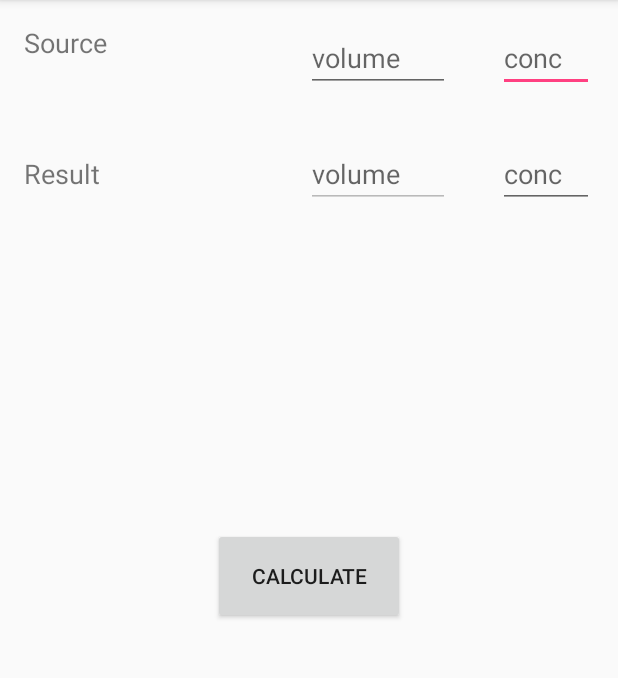
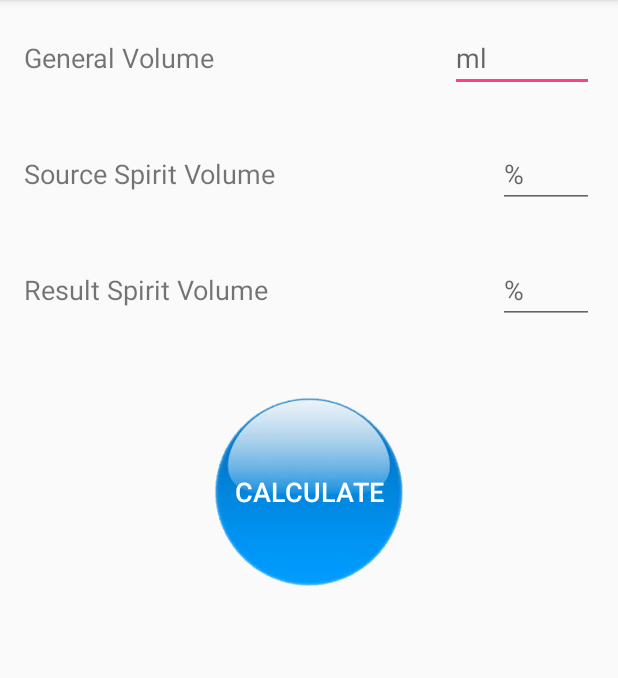
Before and after one commit to stock17/UncleSam, an Android app: the FillActivity screen opened directly, with no data from a screen before it, on a phone screen of 412 x 824 dp, the part 84-762 px from its top. Run offline under Robolectric (Android 15) with nearby library versions, the phone set to English and light mode, and no system bars; our stand-ins replace ButterKnife.

Commit message:
design improved

```diff
--- a/app/src/main/java/com/yurima/unclesam/FillActivity.java
+++ b/app/src/main/java/com/yurima/unclesam/FillActivity.java
@@ -42,6 +42,7 @@ public class FillActivity extends AppCompatActivity {
 
 //        double water2 = con / resultCon * vol - vol;
 
-        calculateTextView.setText(String.format("add %.2f", water));
+        calculateTextView.setText(String.format(
+                getResources().getString(R.string.to_add), water));
     }
 }
--- a/app/src/main/java/com/yurima/unclesam/MainActivity.java
+++ b/app/src/main/java/com/yurima/unclesam/MainActivity.java
@@ -5,6 +5,7 @@ import android.support.v7.app.AppCompatActivity;
 import android.os.Bundle;
 import android.view.View;
 import android.widget.Button;
+import android.widget.ImageButton;
 
 public class MainActivity extends AppCompatActivity implements View.OnClickListener{
 
@@ -13,7 +14,7 @@ public class MainActivity extends AppCompatActivity implements View.OnClickListe
         super.onCreate(savedInstanceState);
         setContentView(R.layout.activity_main);
 
-        Button fillButton = (Button) findViewById(R.id.fill_button);
+        ImageButton fillButton = (ImageButton) findViewById(R.id.fill_button);
         fillButton.setOnClickListener(this);
     }
 
--- a/app/src/main/res/layout/activity_fill.xml
+++ b/app/src/main/res/layout/activity_fill.xml
@@ -1,91 +1,115 @@
 <?xml version="1.0" encoding="utf-8"?>
-<RelativeLayout xmlns:android="http://schemas.android.com/apk/res/android"
+<LinearLayout
+    xmlns:android="http://schemas.android.com/apk/res/android"
     xmlns:app="http://schemas.android.com/apk/res-auto"
     xmlns:tools="http://schemas.android.com/tools"
     android:layout_width="match_parent"
     android:layout_height="match_parent"
-    tools:context="com.yurima.unclesam.FillActivity">
+    tools:context="com.yurima.unclesam.FillActivity"
+    android:orientation="vertical"
+    >
 
+
+    <RelativeLayout
+        android:layout_width="match_parent"
+        android:layout_height="wrap_content">
 
         <TextView
             android:id="@+id/sourceTextView"
             android:layout_width="wrap_content"
             android:layout_height="wrap_content"
+            android:text="@string/general_volume"
+            android:textSize="18sp"
+            android:layout_marginLeft="16dp"
+            android:layout_centerVertical="true"
             android:layout_alignParentLeft="true"
             android:layout_alignParentStart="true"
+            android:layout_marginStart="16dp" />
+
+        <EditText
+            android:id="@+id/sourceVolumeEditText"
+            android:layout_width="96dp"
+            android:layout_height="wrap_content"
+            android:layout_alignParentEnd="true"
+            android:layout_alignParentRight="true"
             android:layout_alignParentTop="true"
-        android:text="@string/source"
+            android:layout_margin="16dp"
+            android:inputType="numberDecimal"
+            android:hint="@string/ml"/>
+    </RelativeLayout>
+
+    <RelativeLayout
+        android:layout_width="match_parent"
+        android:layout_height="wrap_content">
+
+        <TextView
+            android:id="@+id/sourceSpiritVolumeTextView"
+            android:layout_width="wrap_content"
+            android:layout_height="wrap_content"
+            android:layout_alignParentLeft="true"
+            android:layout_alignParentStart="true"
+            android:text="@string/source_spirit_volume"
             android:textSize="18sp"
             android:layout_margin="16dp"
+            android:layout_centerVertical="true"
             />
 
         <EditText
             android:id="@+id/sourceConcentrationEditText"
             android:layout_width="64dp"
             android:layout_height="wrap_content"
-        android:layout_alignParentTop="true"
             android:layout_alignParentEnd="true"
             android:layout_alignParentRight="true"
-        android:ems="10"
-        android:hint="@string/conc"
             android:inputType="numberDecimal"
             android:layout_margin="16dp"
+            android:hint="@string/percent"
             />
 
-    <EditText
-        android:id="@+id/sourceVolumeEditText"
-        android:layout_width="96dp"
-        android:layout_height="wrap_content"
-        android:layout_alignParentTop="true"
-        android:layout_margin="16dp"
-        android:layout_toLeftOf="@id/sourceConcentrationEditText"
-        android:layout_toStartOf="@id/sourceConcentrationEditText"
-        android:ems="10"
-        android:hint="@string/volume"
-        android:inputType="numberDecimal" />
+    </RelativeLayout>
+
+    <RelativeLayout
+        android:layout_width="match_parent"
+        android:layout_height="wrap_content">
 
         <TextView
             android:id="@+id/resultTextView"
             android:layout_width="wrap_content"
             android:layout_height="wrap_content"
-        android:text="@string/result"
+            android:text="@string/result_spirit_volume"
             android:textSize="18sp"
-        android:layout_alignBaseline="@+id/resultVolumeEditText"
             android:layout_alignParentLeft="true"
             android:layout_alignParentStart="true"
-        android:layout_margin="16dp"/>
+            android:layout_margin="16dp"
+            android:layout_centerVertical="true"
+            />
 
         <EditText
             android:id="@+id/resultConcentrationEditText"
             android:layout_width="64dp"
             android:layout_height="wrap_content"
-        android:layout_below="@id/sourceConcentrationEditText"
             android:layout_alignParentEnd="true"
             android:layout_alignParentRight="true"
-        android:hint="@string/conc"
             android:inputType="numberDecimal"
             android:layout_margin="16dp"
+            android:hint="@string/percent"
+
             />
 
-    <EditText
-        android:id="@+id/resultVolumeEditText"
-        android:layout_width="96dp"
-        android:layout_height="wrap_content"
-        android:layout_below="@id/sourceVolumeEditText"
-        android:layout_margin="16dp"
-        android:layout_toLeftOf="@id/resultConcentrationEditText"
-        android:layout_toStartOf="@id/resultConcentrationEditText"
-        android:enabled="false"
-        android:hint="@string/volume"
-        android:inputType="numberDecimal" />
+    </RelativeLayout>
+
 
     <Button
         android:id="@+id/calculateButton"
         android:layout_width="128dp"
-        android:layout_height="64dp"
+        android:layout_height="128dp"
+        android:background="@drawable/button_256"
+        android:scaleType="centerCrop"
         android:text="@string/calculate"
-        android:layout_centerVertical="true"
-        android:layout_centerHorizontal="true" />
+        android:textSize="18sp"
+        android:textColor="@android:color/white"
+        android:layout_gravity="center"
+        android:layout_margin="32dp"
+    />
 
     <TextView
         android:id="@+id/calculateTextView"
@@ -101,4 +125,4 @@
         />
 
 
-</RelativeLayout>
+</LinearLayout>
--- a/app/src/main/res/values/colors.xml
+++ b/app/src/main/res/values/colors.xml
@@ -3,4 +3,5 @@
     <color name="colorPrimary">#3F51B5</color>
     <color name="colorPrimaryDark">#303F9F</color>
     <color name="colorAccent">#FF4081</color>
+    <color name="generalBackground">@android:color/white</color>
 </resources>
--- a/app/src/main/res/values/strings.xml
+++ b/app/src/main/res/values/strings.xml
@@ -1,8 +1,13 @@
 <resources>
     <string name="app_name">UncleSam</string>
-    <string name="source">Source</string>
-    <string name="result">Result</string>
+    <string name="general_volume">General Volume</string>
+    <string name="source_spirit_volume">Source Spirit Volume</string>
+    <string name="result_spirit_volume">Result Spirit Volume</string>
     <string name="calculate">CALCULATE</string>
     <string name="volume">volume</string>
     <string name="conc">conc</string>
+    <string name="ml">ml</string>
+    <string name="percent">%</string>
+    <string name="to_add">Need to add %1$.2f ml of water</string>
+
 </resources>
```
Also changed, not shown: app/src/main/res/layout/activity_main.xml (+35 -9 lines), app/src/main/res/drawable/button_256.png (added), app/src/main/res/drawable/spirit_128.jpg (added), app/src/main/res/drawable/title_512.jpg (added), 1 other file. Lines whose indentation alone changed are shown as unchanged.
